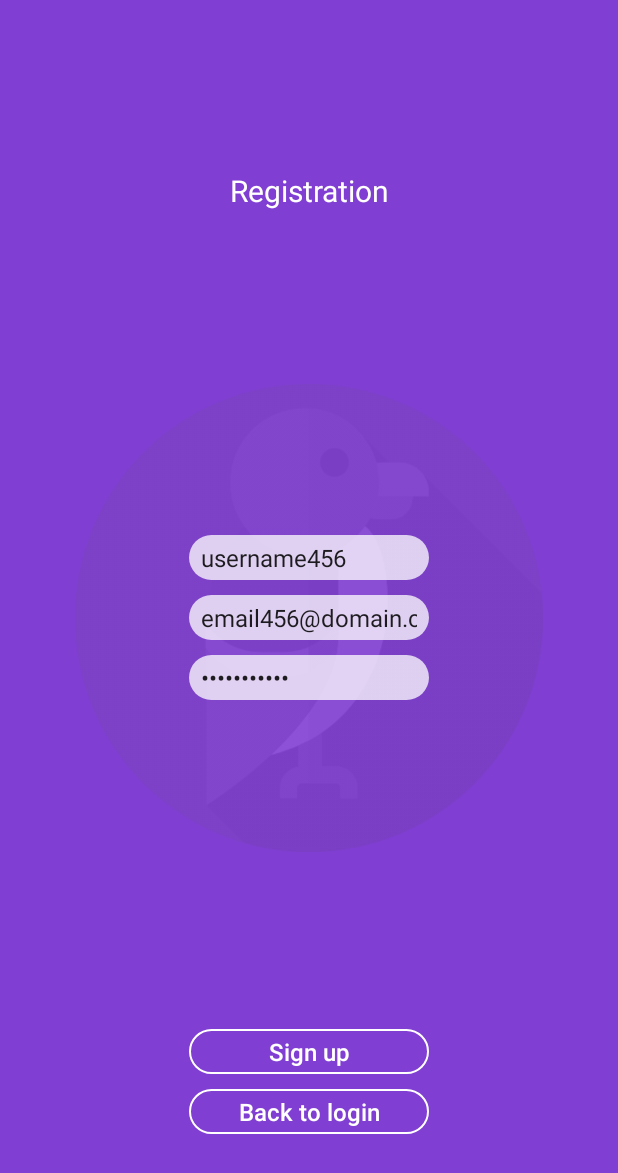
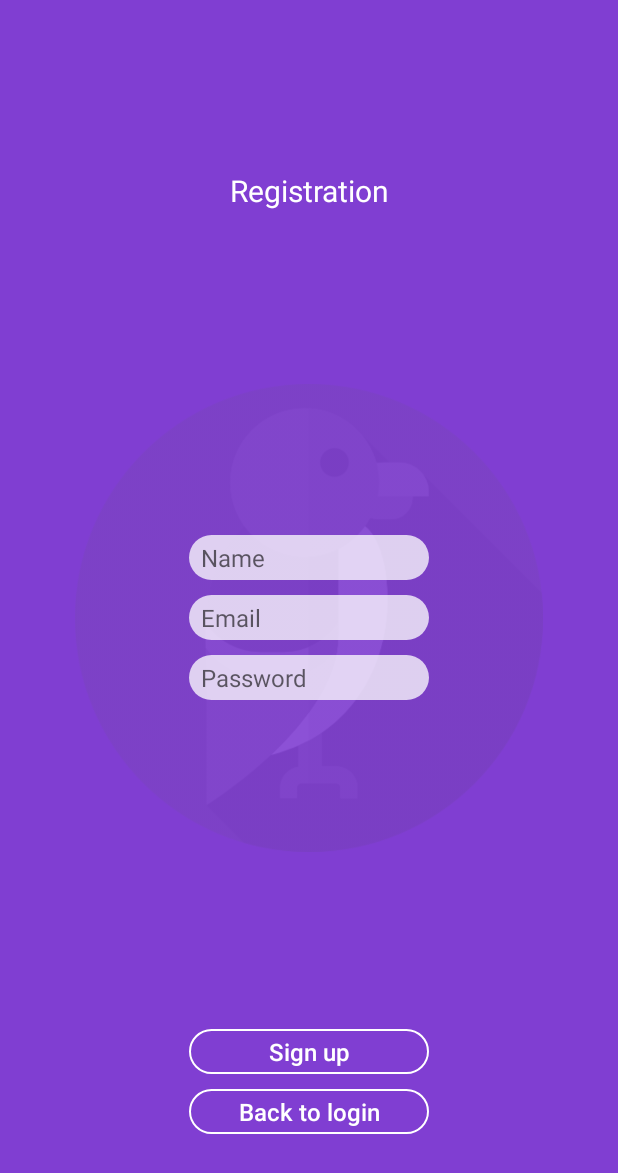
Before and after one commit to roman-shpuntov/pw, an Android app: the screen it shows after launch (RegisterActivity), after a tap on "Registration", on a phone screen of 412 x 824 dp. Shown: the top 1173 px of the screen. Run offline under Robolectric (Android 15) with nearby library versions, the phone set to English and light mode, and no system bars.

Commit message:
remove debug.

```diff
--- a/app/src/main/java/parrotwings/com/parrotwings/LoginActivity.java
+++ b/app/src/main/java/parrotwings/com/parrotwings/LoginActivity.java
@@ -105,8 +105,8 @@ public class LoginActivity extends AppCompatActivity implements PWState.PWStateI
 		PWState.getInstance().addListener(this);
 
 		// DEBUG
-		mEmail.setText("email123@domain.com");
-		mPassword.setText("password123");
+		//mEmail.setText("email123@domain.com");
+		//mPassword.setText("password123");
 
 		//mEmail.setText("email456@domain.com");
 		//mPassword.setText("password456");
--- a/app/src/main/java/parrotwings/com/parrotwings/RegisterActivity.java
+++ b/app/src/main/java/parrotwings/com/parrotwings/RegisterActivity.java
@@ -118,9 +118,9 @@ public class RegisterActivity extends AppCompatActivity implements PWState.PWSta
 		//mName.setText("username123");
 		//mPassword.setText("password123");
 
-		mEmail.setText("email456@domain.com");
-		mName.setText("username456");
-		mPassword.setText("password456");
+		//mEmail.setText("email456@domain.com");
+		//mName.setText("username456");
+		//mPassword.setText("password456");
 	}
 
 	@Override
```
